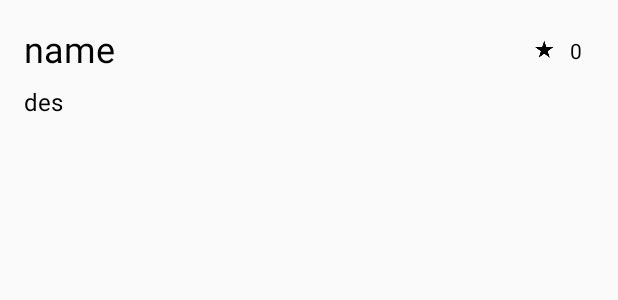
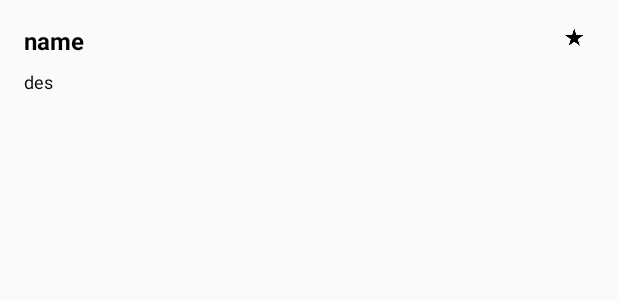
Before and after one commit to kwmt/GitHubSearch, an Android app: the layout recyclerview_github_repo_list_item.xml on its own in the app's theme, with its tools: preview values and no code run, on a phone screen of 412 x 824 dp. Shown: the top 300 px of the screen. Run offline under Robolectric (Android 15) with nearby library versions, the phone set to English and light mode, and no system bars.

Commit message:
change repository list layout

```diff
--- a/app/src/main/AndroidManifest.xml
+++ b/app/src/main/AndroidManifest.xml
@@ -11,7 +11,7 @@
         android:icon="@mipmap/ic_launcher"
         android:label="${appName}"
         android:supportsRtl="true"
-        android:theme="@style/Theme.GithubViewer.Base">
+        android:theme="@style/Theme.GithubViewer">
         <activity android:name=".view.MainActivity">
             <intent-filter>
                 <action android:name="android.intent.action.MAIN"/>
--- a/app/src/main/java/net/kwmt27/githubviewer/view/GitHubRepoListAdapter.java
+++ b/app/src/main/java/net/kwmt27/githubviewer/view/GitHubRepoListAdapter.java
@@ -26,12 +26,14 @@ public class GitHubRepoListAdapter extends RecyclerView.Adapter<GitHubRepoListAd
         TextView nameTextView;
         TextView descriptionTextView;
         TextView favoriteCountTextView;
+        TextView languageTextView;
 
         public ViewHolder(View itemView) {
             super(itemView);
             nameTextView = (TextView) itemView.findViewById(R.id.name);
             descriptionTextView = (TextView) itemView.findViewById(R.id.text_match);
             favoriteCountTextView = (TextView) itemView.findViewById(R.id.favorite_count);
+            languageTextView = (TextView) itemView.findViewById(R.id.language_text);
         }
     }
 
@@ -69,6 +71,7 @@ public class GitHubRepoListAdapter extends RecyclerView.Adapter<GitHubRepoListAd
         holder.nameTextView.setText(item.getName());
         holder.descriptionTextView.setText(item.getDescription());
         holder.favoriteCountTextView.setText(item.getStargazersCount());
+        holder.languageTextView.setText(item.getLanguage());
     }
 
     @Override
--- a/app/src/main/res/layout/recyclerview_github_repo_list_item.xml
+++ b/app/src/main/res/layout/recyclerview_github_repo_list_item.xml
@@ -25,7 +25,8 @@
             android:lines="1"
             android:text="name"
             android:textColor="@android:color/black"
-            android:textSize="24sp"
+            android:textSize="16sp"
+            android:textStyle="bold"
             />
 
         <!--description-->
@@ -39,7 +40,7 @@
             android:lines="2"
             android:text="des"
             android:textColor="@android:color/black"
-            android:textSize="16sp"
+            android:textSize="12sp"
             />
     </RelativeLayout>
 
@@ -50,12 +51,22 @@
         android:layout_alignParentRight="true"
         >
 
+        <TextView
+            android:id="@+id/language_text"
+            android:layout_width="wrap_content"
+            android:layout_height="wrap_content"
+            android:layout_centerVertical="true"
+            android:theme="@style/Theme.GithubViewer.Text14"
+            />
+
         <!--お気に入りイメージ-->
         <ImageView
             android:id="@+id/favorite_image"
             android:layout_width="18dp"
             android:layout_height="18dp"
             android:layout_centerVertical="true"
+            android:layout_marginLeft="4dp"
+            android:layout_toRightOf="@+id/language_text"
             android:src="@drawable/ic_star_rate_black_18dp"
             />
 
@@ -64,13 +75,10 @@
             android:id="@+id/favorite_count"
             android:layout_width="wrap_content"
             android:layout_height="wrap_content"
-            android:layout_centerHorizontal="true"
             android:layout_centerVertical="true"
-            android:layout_margin="8dp"
+            android:layout_marginLeft="4dp"
             android:layout_toRightOf="@+id/favorite_image"
-            android:gravity="center"
             android:textColor="@android:color/black"
-            android:text="0"
             />
 
     </RelativeLayout>
--- a/app/src/main/res/values/dimens.xml
+++ b/app/src/main/res/values/dimens.xml
@@ -3,4 +3,5 @@
     <dimen name="activity_horizontal_margin">16dp</dimen>
     <dimen name="activity_vertical_margin">16dp</dimen>
     <dimen name="shadow_height">4dp</dimen>
+    <dimen name="text_size14">14sp</dimen>
 </resources>
--- a/app/src/main/res/values/styles.xml
+++ b/app/src/main/res/values/styles.xml
@@ -19,11 +19,20 @@
 
         <!-- メインテキスト色 ToolBarのタイトルやドロワーメニュー、EditTextなど -->
         <item name="android:textColorPrimary">#888888</item>
+        <item name="android:textColor">@android:color/black</item>
 
 
     </style>
 
+    <style name="Theme.GithubViewer" parent="Theme.GithubViewer.Base"/>
+
     <style name="Theme.GithubViewer.Search" parent="Theme.GithubViewer.Base">
         <item name="colorPrimaryDark">@color/diviver</item>
     </style>
+
+    <style name="Theme.GithubViewer.Text14">
+        <item name="android:textColor">@color/text_color</item>
+        <item name="android:textSize">@dimen/text_size14</item>
+    </style>
+
 </resources>
```
